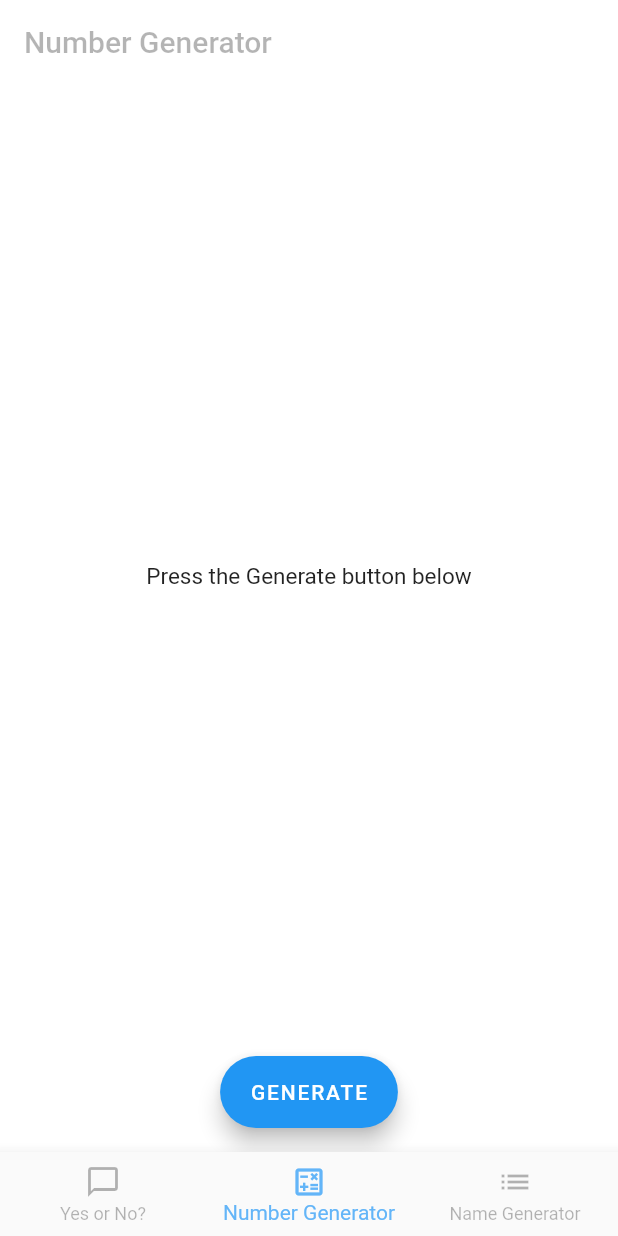
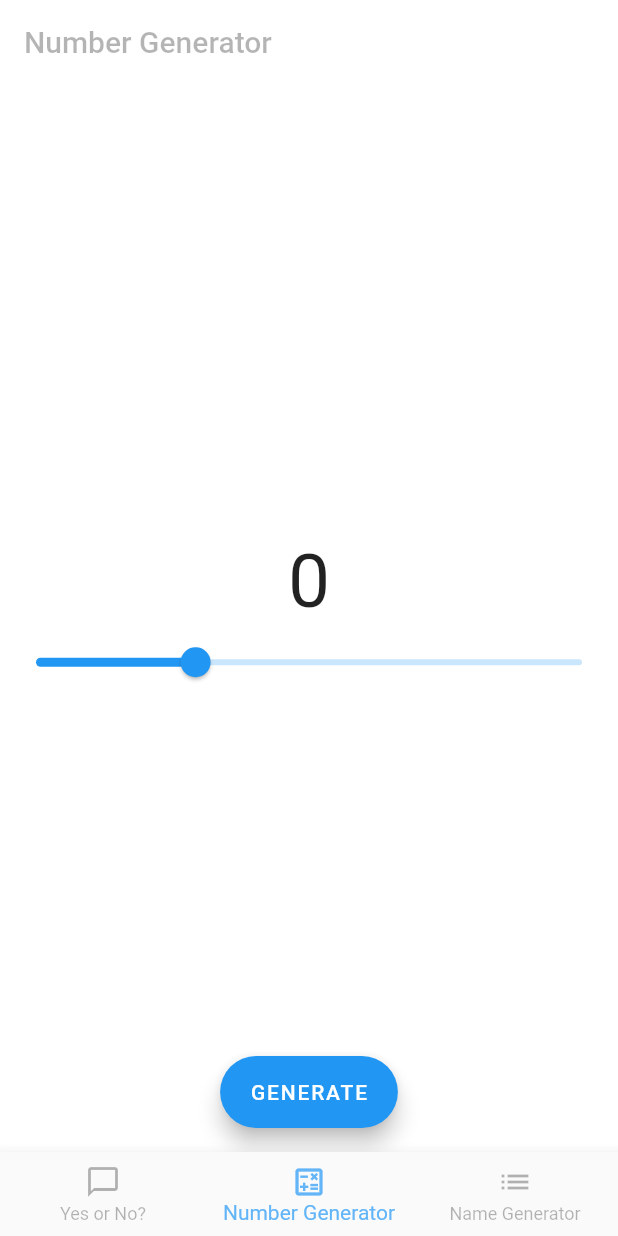
Before and after one commit to Jakhaar/random_app, a Flutter app: the screen it shows after launch, item 2 of the bottom bar chosen, on a phone screen of 412 x 824 dp. Run offline on Flutter 3.47's test engine with Material 2 defaults, Android fonts, the phone set to English and light mode, and no system bars.

Commit message:
Finished number_gen

```diff
--- a/lib/views/app.dart
+++ b/lib/app.dart
@@ -21,8 +21,7 @@ class MainPage extends StatefulWidget {
 }
 
 class _MainPageState extends State<MainPage> {
-  final screens = [YesOrNo(), NumberGenerator(), NameGenerator()];
-
+  static const screens = [YesOrNo(), NumberGenerator(), NameGenerator()];
   int _currentIndex = 0;
 
   @override
@@ -37,7 +36,7 @@ class _MainPageState extends State<MainPage> {
       bottomNavigationBar: BottomNavigationBar(
           type: BottomNavigationBarType.fixed,
           currentIndex: _currentIndex,
-          unselectedItemColor: Color.fromARGB(75, 0, 0, 0),
+          unselectedItemColor: const Color.fromARGB(75, 0, 0, 0),
           selectedItemColor: const Color.fromARGB(255, 99, 181, 248),
           onTap: (index) => setState(() {
                 _currentIndex = index;
--- a/lib/main.dart
+++ b/lib/main.dart
@@ -1,5 +1,5 @@
 import 'package:flutter/material.dart';
-import 'package:random_app/views/App.dart';
+import 'package:random_app/App.dart';
 
 void main() {
   runApp(App());
--- a/lib/views/number_generator.dart
+++ b/lib/views/number_generator.dart
@@ -10,13 +10,14 @@ class NumberGenerator extends StatefulWidget {
 
 class _NumberGeneratorState extends State<NumberGenerator> {
   static const _title = "Number Generator";
-  final Random _randomNumber = Random();
-  double _size = 15;
-  bool _buttonPressed = false;
+  static const double _size = 50;
+  double _sliderValue = 30, newValue = 0;
+  static const double _sliderMinValue = 2;
+  static const double _sliderMaxValue = 100;
+  int? _answer;
 
   @override
   Widget build(BuildContext context) => Scaffold(
-        extendBodyBehindAppBar: true,
         backgroundColor: Colors.white,
         appBar: AppBar(
           backgroundColor: const Color.fromARGB(255, 255, 255, 255),
@@ -27,18 +28,30 @@ class _NumberGeneratorState extends State<NumberGenerator> {
           ),
         ),
         body: Center(
-          child: Text(
-            _buttonPressed == true
-                ? "${_randomNumber.nextInt(20)}"
-                : "Press the Generate button below",
-            style: TextStyle(fontSize: _size),
+          child: Column(
+            mainAxisAlignment: MainAxisAlignment.center,
+            children: [
+              Text(
+                "${_answer ?? "0"}",
+                style: const TextStyle(fontSize: _size),
+              ),
+              Slider(
+                value: _sliderValue,
+                onChanged: (newValue) => setState(() {
+                  _sliderValue = newValue;
+                }),
+                max: _sliderMaxValue,
+                min: _sliderMinValue,
+                label: "${_sliderValue.toInt()}",
+                divisions: 100,
+              ),
+            ],
           ),
         ),
         floatingActionButtonLocation: FloatingActionButtonLocation.centerFloat,
         floatingActionButton: FloatingActionButton.extended(
             onPressed: (() => setState(() {
-                  _buttonPressed = true;
-                  _size = 50;
+                  _answer = Random().nextInt(_sliderValue.toInt());
                 })),
             label: const Text("GENERATE")),
       );
```
Also changed, not shown: 1 other file.
